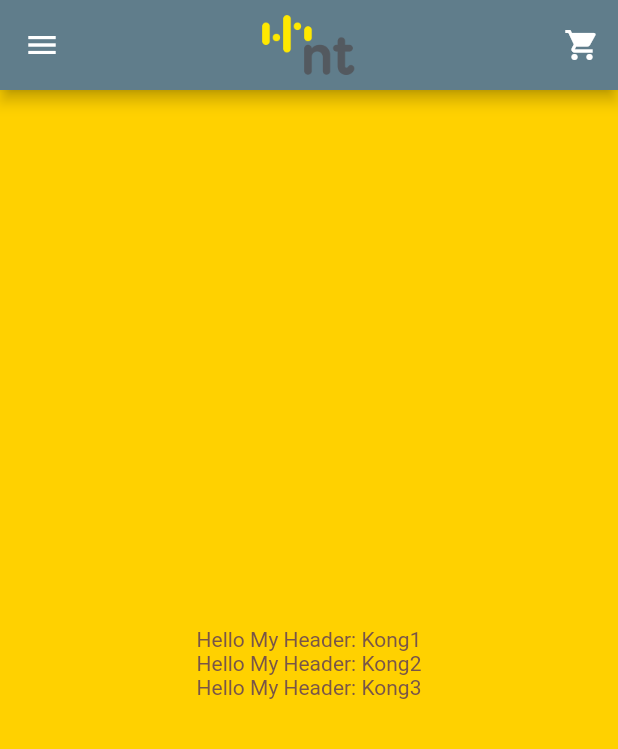
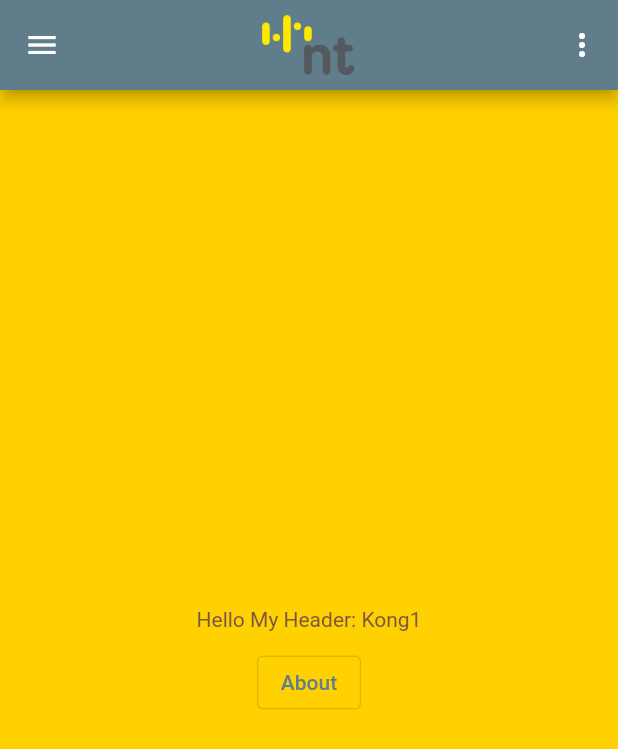
Before and after one commit to amornpan/flutter3x_nt, a Flutter app: the screen it shows after launch, on a phone screen of 412 x 824 dp. Shown: the top 749 px of the screen. Run offline on Flutter 3.47's test engine with Material 2 defaults, Android fonts, the phone set to English and light mode, and no system bars; our stand-ins replace get.

Commit message:
GetX Navigator

```diff
--- a/lib/main.dart
+++ b/lib/main.dart
@@ -1,5 +1,7 @@
 import 'package:flutter/material.dart';
-import 'pages/home_page.dart';
+import 'package:flutter3x_nt/pages/about_page.dart';
+import 'package:flutter3x_nt/pages/home_page.dart';
+import 'package:get/get.dart';
 
 void main() {
   runApp(const MyApp());
@@ -11,7 +13,7 @@ class MyApp extends StatelessWidget {
   // This widget is the root of your application.
   @override
   Widget build(BuildContext context) {
-    return MaterialApp(
+    return GetMaterialApp(
       title: 'NT R&D',
       theme: ThemeData(
         primarySwatch: Colors.blueGrey,
@@ -27,7 +29,19 @@ class MyApp extends StatelessWidget {
           ),
         ),
       ),
-      home: const HomePage(),
+      // home: const HomePage(),
+      initialRoute: '/',
+      getPages: [
+        GetPage(
+          name: '/',
+          page: () => const HomePage(),
+        ),
+        GetPage(
+          name: '/about',
+          page: () => const AboutPage(),
+          //transition:
+        ),
+      ],
     );
   }
 }
--- a/lib/pages/home_page.dart
+++ b/lib/pages/home_page.dart
@@ -1,5 +1,6 @@
 import 'package:flutter/material.dart';
 import 'package:flutter3x_nt/widgets/my_header.dart';
+import 'package:get/get.dart';
 
 class HomePage extends StatefulWidget {
   const HomePage({Key? key}) : super(key: key);
@@ -35,8 +36,8 @@ class _HomePageState extends State<HomePage> {
         ),
         actions: <Widget>[
           IconButton(
-            icon: const Icon(Icons.shopping_cart),
-            tooltip: 'Open shopping cart',
+            icon: const Icon(Icons.more_vert_outlined),
+            tooltip: 'More',
             onPressed: () {
               // handle the press
             },
@@ -51,10 +52,14 @@ class _HomePageState extends State<HomePage> {
       body: Center(
         child: Column(
           mainAxisAlignment: MainAxisAlignment.center,
-          children: const <Widget>[
-            MyHeader(title: 'Kong1'),
-            MyHeader(title: 'Kong2'),
-            MyHeader(title: 'Kong3'),
+          children: <Widget>[
+            const MyHeader(title: 'Kong1'),
+            const SizedBox(height: 10),
+            OutlinedButton(
+                onPressed: () {
+                  Get.toNamed('/about');
+                },
+                child: const Text('About')),
           ],
         ),
       ),
--- a/pubspec.yaml
+++ b/pubspec.yaml
@@ -34,6 +34,7 @@ dependencies:
   # The following adds the Cupertino Icons font to your application.
   # Use with the CupertinoIcons class for iOS style icons.
   cupertino_icons: ^1.0.2
+  get: ^4.6.5
 
 dev_dependencies:
   flutter_test:
```
Also changed, not shown: lib/pages/about_page.dart (added, +21 -0 lines), pubspec.lock.
